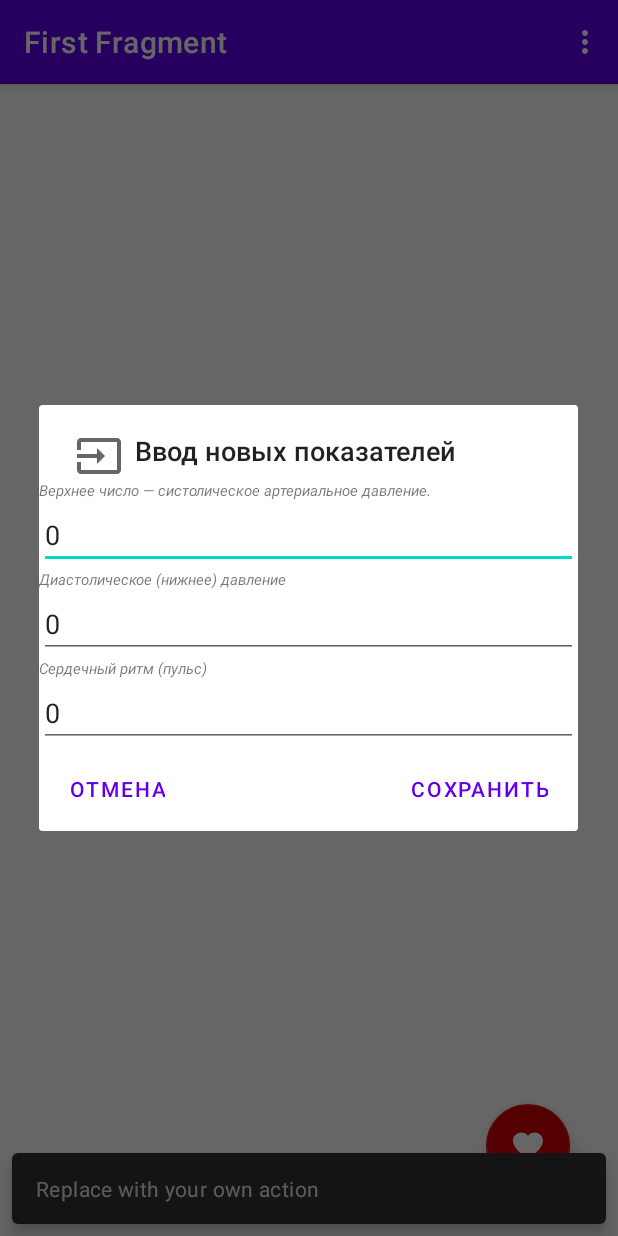
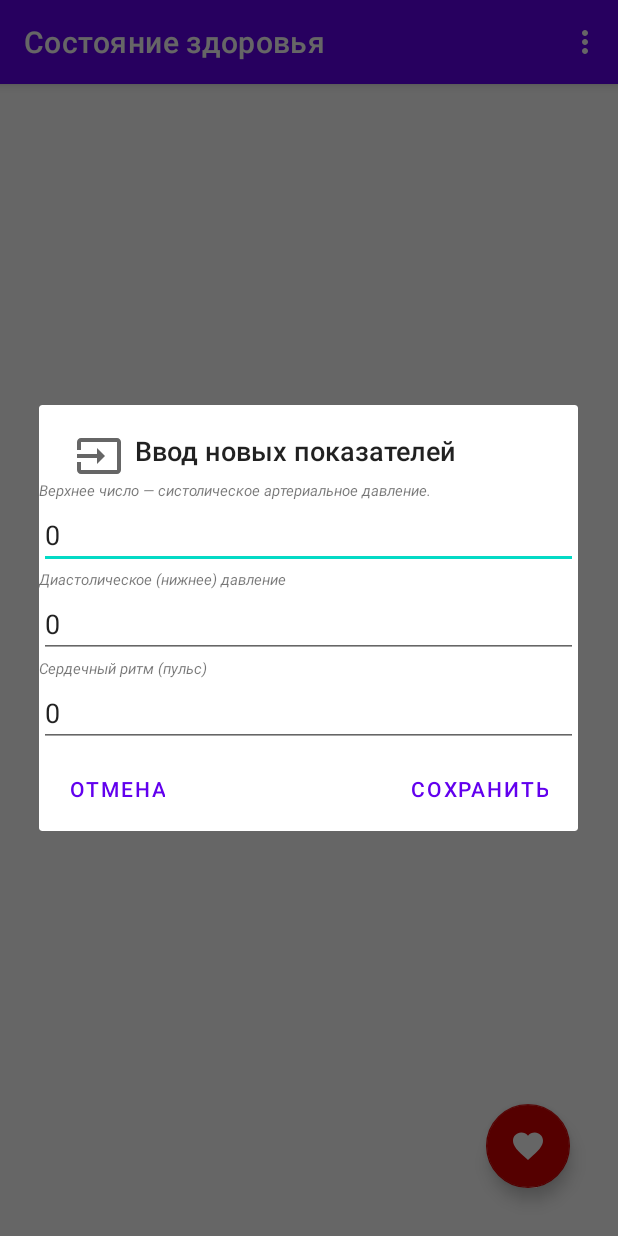
Before and after one commit to stdimensiy/My_health_tracker, an Android app: the screen it shows after launch (MainActivity), after a tap on "Добавить новое значение", on a phone screen of 412 x 824 dp. Run offline under Robolectric (Android 15) with nearby library versions, the phone set to English and light mode, and no system bars; our stand-ins replace Firebase (no records; nobody signed in at launch, a user with empty details on screens opened directly), navigation-ui.

Commit message:
Изм 0.12 Зачистка кода базовой реализации - зачистка кода от комментариев - переброска значений в коснтанты и ресурсы - форматирование и оптимизация

```diff
--- a/app/src/main/java/ru/vdv/myhealthtracker/FirstFragment.kt
+++ b/app/src/main/java/ru/vdv/myhealthtracker/FirstFragment.kt
@@ -1,55 +1,40 @@
 package ru.vdv.myhealthtracker
 
-import android.content.DialogInterface
 import android.os.Bundle
-import android.util.Log
 import android.view.*
 import android.widget.EditText
 import android.widget.PopupMenu
+import android.widget.Toast
 import androidx.appcompat.app.AlertDialog
 import androidx.fragment.app.Fragment
 import androidx.lifecycle.ViewModelProvider
 import androidx.recyclerview.widget.LinearLayoutManager
-import com.google.android.material.snackbar.Snackbar
-import ru.vdv.myhealthtracker.databinding.FragmentFirstBinding
+import ru.vdv.myhealthtracker.databinding.MineFragmentBinding
 import ru.vdv.myhealthtracker.domain.Record
 import ru.vdv.myhealthtracker.domain.Separator
 import ru.vdv.myhealthtracker.ui.common.ILongClicked
 import ru.vdv.myhealthtracker.ui.main.MainAdapter
 import ru.vdv.myhealthtracker.ui.main.MainViewModel
 
-/**
- * A simple [Fragment] subclass as the default destination in the navigation.
- */
 class FirstFragment : Fragment() {
     private lateinit var adapter: MainAdapter
     private lateinit var viewModel: MainViewModel
-    private var contextMenuItemPosition: Int = 0
-
-    private var _binding: FragmentFirstBinding? = null
-
-    // This property is only valid between onCreateView and
-    // onDestroyView.
+    private var _binding: MineFragmentBinding? = null
     private val binding get() = _binding!!
 
     override fun onCreateView(
         inflater: LayoutInflater, container: ViewGroup?,
         savedInstanceState: Bundle?
-    ): View? {
+    ): View {
         adapter = MainAdapter()
         adapter.itemLongClicked = object : ILongClicked {
             override fun onItemLongClicked(view: View, position: Int, itemObject: Any) {
                 if (itemObject is Record) {
-                    Log.d(
-                        "Моя проверка",
-                        "Я чувствую как выполняется длительное нажатие, теперь фрагмент знает, что пользователь сделал это ..."
-                    )
                     val pop = PopupMenu(view.context, view)
                     pop.inflate(R.menu.record_context_menu)
                     pop.setOnMenuItemClickListener { item ->
                         when (item.itemId) {
                             R.id.action_delete_record -> {
-                                Log.d("Моя проверка", "Клиент выбрал удаление ...")
                                 viewModel.deleteRecord(itemObject)
                             }
                         }
@@ -63,7 +48,7 @@ class FirstFragment : Fragment() {
             }
         }
         viewModel = ViewModelProvider(this)[MainViewModel::class.java]
-        _binding = FragmentFirstBinding.inflate(inflater, container, false)
+        _binding = MineFragmentBinding.inflate(inflater, container, false)
         return binding.root
 
     }
@@ -75,17 +60,11 @@ class FirstFragment : Fragment() {
         mineList.layoutManager = LinearLayoutManager(context, LinearLayoutManager.VERTICAL, false)
         viewModel.fetchCurrentList()
         viewModel.listForMain.observe(viewLifecycleOwner) {
-            Log.d(
-                "Моя проверка",
-                "Я чувствую как изменение течения силы, надобы обновить данные..."
-            )
             adapter.items = it
             adapter.notifyDataSetChanged()
         }
 
-        binding.fab.setOnClickListener { view ->
-            Snackbar.make(view, "Replace with your own action", Snackbar.LENGTH_LONG)
-                .setAction("Action", null).show()
+        binding.fab.setOnClickListener {
             showDialogInputTitleNewNote()
         }
     }
@@ -104,40 +83,18 @@ class FirstFragment : Fragment() {
             .setTitle(R.string.dialog_input_title)
             .setView(view)
             .setIcon(R.drawable.ic_baseline_input_24)
-            .setPositiveButton(R.string.btn_ok_text,
-                DialogInterface.OnClickListener { dialog, which -> //notesViewModel.addNewNote(requireContext());
-                    //ViewModel.addNewTask(requireContext(), newTitleTask.getText().toString());
-                    //Toast.makeText(requireContext(), "Пользователь ввел: " + systolicPressure.text + " И контент : " + diastolicPressure.text + " пульс" + heartRate.text, Toast.LENGTH_SHORT).show();
-                    viewModel.addNewRecord(
-                        systolicPressure.text.toString(),
-                        diastolicPressure.text.toString(),
-                        heartRate.text.toString()
-                    )
-                })
-            .setNeutralButton(R.string.btn_cancel_text,
-                DialogInterface.OnClickListener { dialog, which ->
-                    //Toast.makeText(requireContext(), "Пользователь нажал отмену", Toast.LENGTH_SHORT).show();
-                })
+            .setPositiveButton(R.string.btn_ok_text) { _, _ ->
+                viewModel.addNewRecord(
+                    systolicPressure.text.toString(),
+                    diastolicPressure.text.toString(),
+                    heartRate.text.toString()
+                )
+            }
+            .setNeutralButton(R.string.btn_cancel_text) { _, _ ->
+                Toast.makeText(requireContext(), "Данные НЕ сохранены", Toast.LENGTH_SHORT).show();
+            }
             .setCancelable(false)
             .create()
         inputTitle.show()
     }
-
-    override fun onCreateContextMenu(
-        menu: ContextMenu,
-        v: View,
-        menuInfo: ContextMenu.ContextMenuInfo?
-    ) {
-        Log.d("Моя проверка", "onCreateContextMenu стаботал")
-        super.onCreateContextMenu(menu, v, menuInfo)
-        val menuInflater = requireActivity().menuInflater
-        menuInflater.inflate(R.menu.record_context_menu, menu)
-    }
-
-    override fun onContextItemSelected(item: MenuItem): Boolean {
-        if (item.itemId == R.id.action_delete_record) {
-            Log.d("Моя проверка", "Пользователь активировал удаление элемента...")
-        }
-        return super.onContextItemSelected(item)
-    }
 }
--- a/app/src/main/java/ru/vdv/myhealthtracker/MainActivity.kt
+++ b/app/src/main/java/ru/vdv/myhealthtracker/MainActivity.kt
@@ -1,19 +1,13 @@
 package ru.vdv.myhealthtracker
 
-import android.content.DialogInterface
 import android.os.Bundle
 import android.view.Menu
 import android.view.MenuItem
-import android.view.View
-import android.widget.EditText
-import androidx.appcompat.app.AlertDialog
 import androidx.appcompat.app.AppCompatActivity
-import androidx.appcompat.widget.AlertDialogLayout
 import androidx.navigation.findNavController
 import androidx.navigation.ui.AppBarConfiguration
 import androidx.navigation.ui.navigateUp
 import androidx.navigation.ui.setupActionBarWithNavController
-import com.google.android.material.snackbar.Snackbar
 import ru.vdv.myhealthtracker.databinding.ActivityMainBinding
 
 class MainActivity : AppCompatActivity() {
--- a/app/src/main/java/ru/vdv/myhealthtracker/domain/BaseConstants.kt
+++ b/app/src/main/java/ru/vdv/myhealthtracker/domain/BaseConstants.kt
@@ -7,5 +7,5 @@ object BaseConstants {
     const val FIREBASE_FAILURE = "ОШИБКА при работе компонены FIREBASE"
     const val NORMAL_DIASTOLIC_PRESSURE = 120
     const val NORMAL_SYSTOLIC_PRESSURE = 80
-    const val HEADER_DATA_FORMAT ="dd MMMM"
+    const val HEADER_DATA_FORMAT = "dd MMMM"
 }
--- a/app/src/main/java/ru/vdv/myhealthtracker/domain/Record.kt
+++ b/app/src/main/java/ru/vdv/myhealthtracker/domain/Record.kt
@@ -3,8 +3,6 @@ package ru.vdv.myhealthtracker.domain
 import android.os.Parcelable
 import kotlinx.parcelize.Parcelize
 import ru.vdv.myhealthtracker.ui.common.ApplicableForMineList
-import java.sql.RowId
-import java.sql.Timestamp
 
 @Parcelize
 data class Record(
--- a/app/src/main/java/ru/vdv/myhealthtracker/model/repository/IRepository.kt
+++ b/app/src/main/java/ru/vdv/myhealthtracker/model/repository/IRepository.kt
@@ -5,10 +5,9 @@ import ru.vdv.myhealthtracker.domain.Record
 import ru.vdv.myhealthtracker.ui.common.ApplicableForMineList
 
 interface IRepository {
-    fun getTestList(callBack: CallBack<List<ApplicableForMineList>>)
     fun getList(callBack: CallBack<ArrayList<ApplicableForMineList>>)
     fun addNewRecord(record: Record, callBack: CallBack<ArrayList<ApplicableForMineList>>)
     fun updateRecord(record: Record, callBack: CallBack<Any>)
     fun deleteAllRecord(callBack: CallBack<Any>)
-    fun deleteRecordById(record: Record, callBack: CallBack<Any>)
+    fun deleteRecord(record: Record, callBack: CallBack<Any>)
 }
--- a/app/src/main/java/ru/vdv/myhealthtracker/model/repository/Repository.kt
+++ b/app/src/main/java/ru/vdv/myhealthtracker/model/repository/Repository.kt
@@ -1,8 +1,6 @@
 package ru.vdv.myhealthtracker.model.repository
 
 import android.annotation.SuppressLint
-import android.util.Log
-import com.google.firebase.firestore.FirebaseFirestore
 import com.google.firebase.firestore.Query
 import com.google.firebase.firestore.ktx.firestore
 import com.google.firebase.ktx.Firebase
@@ -11,7 +9,6 @@ import ru.vdv.myhealthtracker.domain.CallBack
 import ru.vdv.myhealthtracker.domain.Record
 import ru.vdv.myhealthtracker.domain.Separator
 import ru.vdv.myhealthtracker.ui.common.ApplicableForMineList
-import java.sql.Date
 import java.sql.Timestamp
 import java.text.SimpleDateFormat
 import java.util.*
@@ -23,46 +20,13 @@ class Repository : IRepository {
     private val format = SimpleDateFormat(BaseConstants.HEADER_DATA_FORMAT)
     private val db = Firebase.firestore
 
-    val testPlug = listOf<ApplicableForMineList>(
-        Separator("25 октября"),
-        Record("test_id_1", "2021-10-25 23:54:00", 137, 71, 59),
-        Record("test_id_2", "2021-10-25 08:01:00", 126, 67, 49),
-        Separator("24 октября"),
-        Record("test_id_3", "2021-10-24 22:07:00", 141, 64, 63),
-        Record("test_id_4", "2021-10-24 06:39:00", 127, 73, 58),
-        Separator("23 октября"),
-        Record("test_id_5", "2021-10-23 22:06:00", 150, 83, 55),
-        Record("test_id_6", "2021-10-23 07:51:00", 129, 79, 58),
-        Separator("22 октября"),
-        Record("test_id_7", "2021-10-22 23:05:00", 150, 83, 55),
-        Record("test_id_8", "2021-10-22 07:45:00", 130, 85, 58),
-        Separator("21 октября"),
-        Record("test_id_9", "2021-10-21 23:05:00", 150, 83, 55),
-        Record("test_id_10", "2021-10-21 07:45:00", 130, 85, 58),
-        Separator("20 октября"),
-        Record("test_id_11", "2021-10-20 23:05:00", 150, 83, 55),
-        Record("test_id_12", "2021-10-20 07:45:00", 130, 85, 58),
-        Separator("19 октября"),
-        Record("test_id_13", "2021-10-19 23:05:00", 150, 83, 55),
-        Record("test_id_14", "2021-10-19 07:45:00", 130, 85, 58),
-
-        )
-
-    override fun getTestList(callBack: CallBack<List<ApplicableForMineList>>) {
-        android.os.Handler().postDelayed({ callBack.onResult(testPlug) }, 2000)
-    }
-
     override fun getList(callBack: CallBack<ArrayList<ApplicableForMineList>>) {
         var currentDataRecord: String = ""
-        Log.d("Моя проверка", "Начинаю отработку запроса")
         val prepareList: ArrayList<ApplicableForMineList> = arrayListOf()
-//        var currentDataRecord: String = ""
         db.collection("records").orderBy("timestamp", Query.Direction.DESCENDING).get()
             .addOnSuccessListener { documents ->
                 if (documents != null) {
-                    Log.d("Моя проверка", "Документ существует и получен ответ data: ${documents}")
                     for (document in documents) {
-                        Log.d("Моя проверка", "${document.id} => ${document.data}")
                         if (currentDataRecord.equals(format.format(document.getDate("timestamp")))) {
                             prepareList.add(
                                 Record(
@@ -89,17 +53,15 @@ class Repository : IRepository {
                                 )
                             )
                         }
-                        Log.d("Моя проверка", "текущая дата: $currentDataRecord")
-
                     }
                     android.os.Handler().postDelayed({ callBack.onResult(prepareList) }, 1000)
 
                 } else {
-                    Log.d("Моя проверка", "Пустой ответ")
+
                 }
             }
             .addOnFailureListener { exception ->
-                Log.d("Моя проверка", "ОШИБКА!!! ", exception)
+
             }
     }
 
@@ -107,7 +69,6 @@ class Repository : IRepository {
         record: Record,
         callBack: CallBack<ArrayList<ApplicableForMineList>>
     ) {
-        Log.d("Моя проверка", "Начинаю отработку запроса добавленияновой записи в базу")
         val docData = hashMapOf(
             "timestamp" to Timestamp(Calendar.getInstance().timeInMillis),
             "diastolicPressure" to record.diastolicPressure,
@@ -116,7 +77,6 @@ class Repository : IRepository {
         )
         db.collection("records").add(docData)
             .addOnSuccessListener { it ->
-                Log.d("Моя проверка", "DocumentSnapshot added with ID: ${it.id}")
                 record.id = it.id
                 callBack.onResult(
                     arrayListOf(
@@ -125,7 +85,7 @@ class Repository : IRepository {
                 )
             }
             .addOnFailureListener { it ->
-                Log.d("Моя проверка", "Error adding document", it)
+
             }
 
     }
@@ -138,13 +98,18 @@ class Repository : IRepository {
     }
 
     override fun deleteAllRecord(callBack: CallBack<Any>) {
-        TODO("Not yet implemented")
+        // могласно правил реализации базы данныех, удаление происходит поэлементно
+        // следователбно в рамках работы репозттория данный метод оставлен не реализованным
+        // реализация удаления всех элементов, с целью визуального контроля выполнения,
+        // также докуентация firebase не рекомендует применение обфчного удаления для
+        // больших коллекций, т.к, это негативнос казывается на производительности и безопасности,
+        // для этиъ целей рекомендуется использование Cloud Function.
+        // в случае принятия решения о реализации данного подхода следует вписать логику в этом методе.
     }
 
-    override fun deleteRecordById(record: Record, callBack: CallBack<Any>) {
+    override fun deleteRecord(record: Record, callBack: CallBack<Any>) {
         db.collection("records").document(record.id).delete()
             .addOnSuccessListener {
-                Log.d("Моя проверка", "Документ удален из базы")
                 callBack.onResult(
                     record
                 )
--- a/app/src/main/java/ru/vdv/myhealthtracker/ui/common/DateSeparator.kt
+++ /dev/null
@@ -1,5 +0,0 @@
-package ru.vdv.myhealthtracker.ui.common
-
-data class DateSeparator(
-    val separator: String
-) : ApplicableForMineList
--- a/app/src/main/java/ru/vdv/myhealthtracker/ui/main/MainAdapter.kt
+++ b/app/src/main/java/ru/vdv/myhealthtracker/ui/main/MainAdapter.kt
@@ -1,8 +1,6 @@
 package ru.vdv.myhealthtracker.ui.main
 
-import android.util.Log
 import android.view.LayoutInflater
-import android.view.View
 import android.view.ViewGroup
 import androidx.recyclerview.widget.RecyclerView
 import ru.vdv.myhealthtracker.R
@@ -55,8 +53,7 @@ class MainAdapter : RecyclerView.Adapter<RecyclerView.ViewHolder>() {
                     in 30..39 -> holder.card.setBackgroundResource(R.drawable.bg_significant_deviation_from_the_norm)
                     in 40..1000 -> holder.card.setBackgroundResource(R.drawable.bg_critical_deviation_from_the_norm)
                 }
-                holder.card.setOnLongClickListener{
-                    Log.d("Моя проверка", "Длительное нажатие выполнено")
+                holder.card.setOnLongClickListener {
                     itemLongClicked?.onItemLongClicked(holder.itemView, position, item)
                     true
                 }
--- a/app/src/main/res/navigation/nav_graph.xml
+++ b/app/src/main/res/navigation/nav_graph.xml
@@ -8,21 +8,7 @@
     <fragment
         android:id="@+id/FirstFragment"
         android:name="ru.vdv.myhealthtracker.FirstFragment"
-        android:label="@string/first_fragment_label"
-        tools:layout="@layout/fragment_first">
-
-        <action
-            android:id="@+id/action_FirstFragment_to_SecondFragment"
-            app:destination="@id/SecondFragment" />
-    </fragment>
-    <fragment
-        android:id="@+id/SecondFragment"
-        android:name="ru.vdv.myhealthtracker.SecondFragment"
-        android:label="@string/second_fragment_label"
-        tools:layout="@layout/fragment_second">
-
-        <action
-            android:id="@+id/action_SecondFragment_to_FirstFragment"
-            app:destination="@id/FirstFragment" />
+        android:label="@string/main_fragment_label"
+        tools:layout="@layout/mine_fragment">
     </fragment>
 </navigation>
--- a/app/src/main/res/values/strings.xml
+++ b/app/src/main/res/values/strings.xml
@@ -1,14 +1,8 @@
 <resources>
     <string name="app_name">My Health Tracker</string>
-    <string name="action_settings">Settings</string>
+    <string name="action_settings">Настройки</string>
     <!-- Strings used for fragments for navigation -->
-    <string name="first_fragment_label">First Fragment</string>
-    <string name="second_fragment_label">Second Fragment</string>
-    <string name="next">Next</string>
-    <string name="previous">Previous</string>
-
-    <string name="hello_first_fragment">Hello first fragment</string>
-    <string name="hello_second_fragment">Hello second fragment. Arg: %1$s</string>
+    <string name="main_fragment_label">Состояние здоровья</string>
     <string name="tv_unknown_type_name_default_text">Неизвестный тип элемента списка</string>
     <string name="tv_unknown_type_title_default_text">Индекс элемента</string>
     <string name="iv_unknown_type_sign_content_description">ОШИБКА! Неизвестный тип представления</string>
```
Also changed, not shown: app/src/main/java/ru/vdv/myhealthtracker/SecondFragment.kt (deleted, +0 -44 lines), app/src/main/java/ru/vdv/myhealthtracker/ui/main/MainViewModel.kt (+10 -10 lines), app/src/main/res/layout/fragment_second.xml (deleted, +0 -27 lines), app/src/main/res/layout/mine_fragment.xml (renamed from app/src/main/res/layout/fragment_first.xml).
